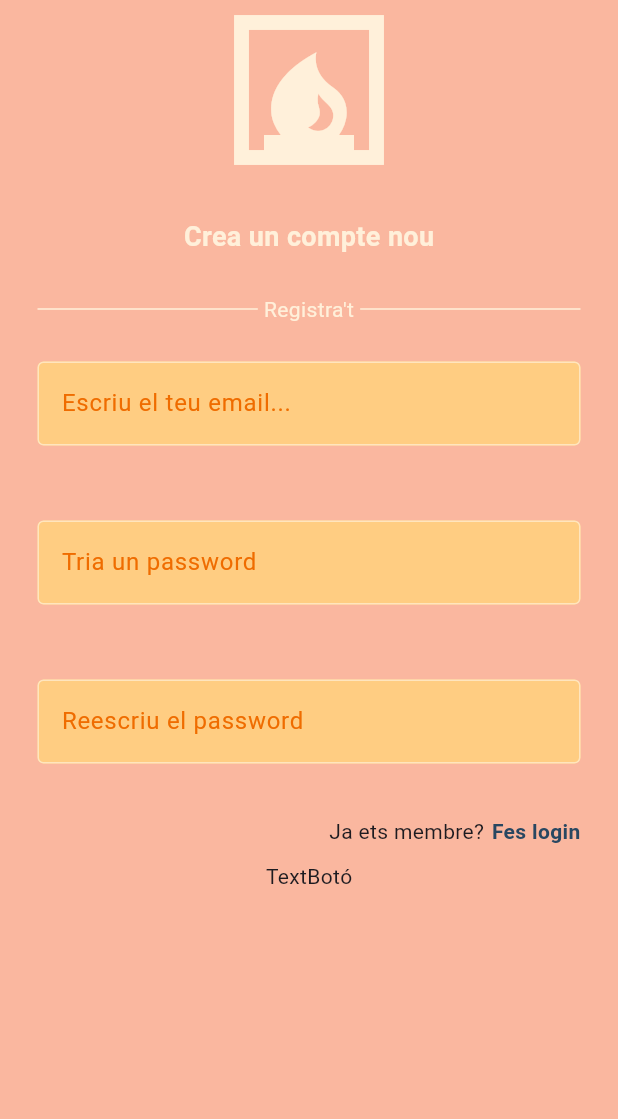
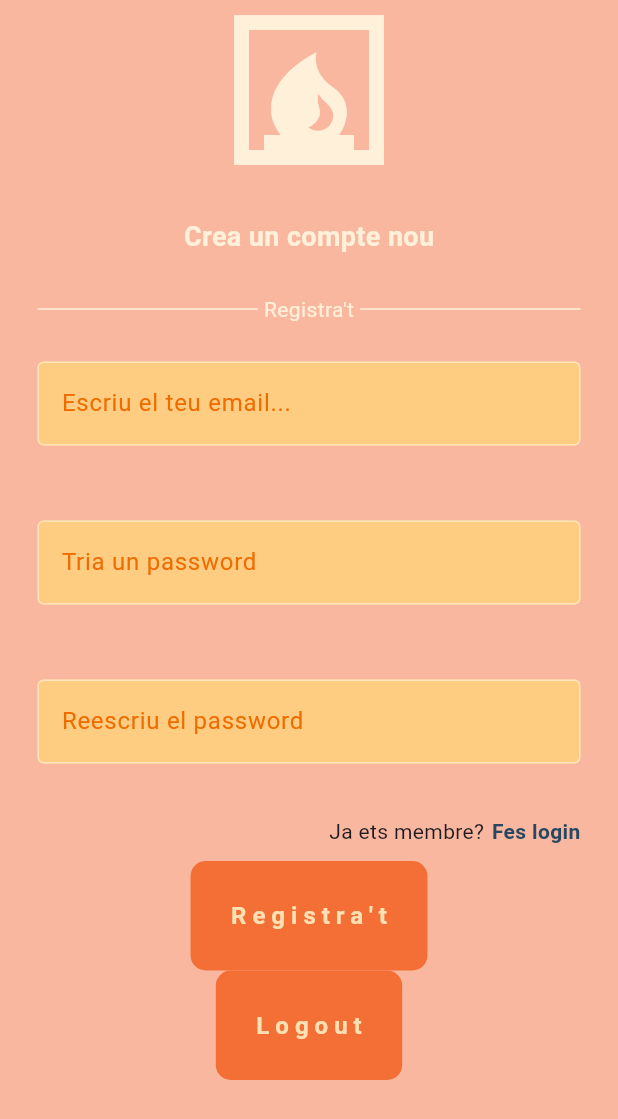
Before and after one commit to CER-ArnauRP/exemple_firebase_2425, a Flutter app: the screen it shows after launch, on a phone screen of 412 x 824 dp. Shown: the top 1119 px of the screen. Run offline on Flutter 3.47's test engine with Material 3 defaults, Android fonts, the phone set to English and light mode, and no system bars.

Commit message:
Pàgina registre front end fet

```diff
--- a/lib/components/boto_auth.dart
+++ b/lib/components/boto_auth.dart
@@ -1,12 +1,37 @@
 import 'package:flutter/material.dart';
 
 class BotoAuth extends StatelessWidget {
-  const BotoAuth({super.key});
+  final String text;
+  final Function() onTap;
+
+  const BotoAuth({
+    super.key,
+    required this.text,
+    required this.onTap,
+  });
 
   @override
   Widget build(BuildContext context) {
-    return Container(
-      child: Text("TextBotó"),
+    return GestureDetector(
+      onTap: onTap,
+      child: Container(
+        decoration: BoxDecoration(
+          borderRadius: BorderRadius.circular(10),
+          color: const Color.fromARGB(255, 244, 111, 54),
+        ),
+        child: Padding(
+          padding: const EdgeInsets.all(25),
+          child: Text(
+            text,
+            style: TextStyle(
+              color: Colors.orange[100],
+              fontWeight: FontWeight.bold,
+              fontSize: 16,
+              letterSpacing: 4,
+            ),
+          ),
+        ),
+      ),
     );
   }
 }
--- a/lib/pagines/pagina_registre.dart
+++ b/lib/pagines/pagina_registre.dart
@@ -4,6 +4,10 @@
 
 class PaginaRegistre extends StatelessWidget {
   const PaginaRegistre({super.key});
+
+  void ferRegistre() {
+
+  }
 
   @override
   Widget build(BuildContext context) {
@@ -116,7 +120,17 @@
                 const SizedBox(height: 10),
 
                 // Botó registra't.
-                BotoAuth(),
+                BotoAuth(
+                  text: "Registra't",
+                  onTap: ferRegistre,
+                ),
+
+                BotoAuth(
+                  text: "Logout",
+                  onTap: () {
+
+                  },
+                ),
               ],
             ),
           ),
```
